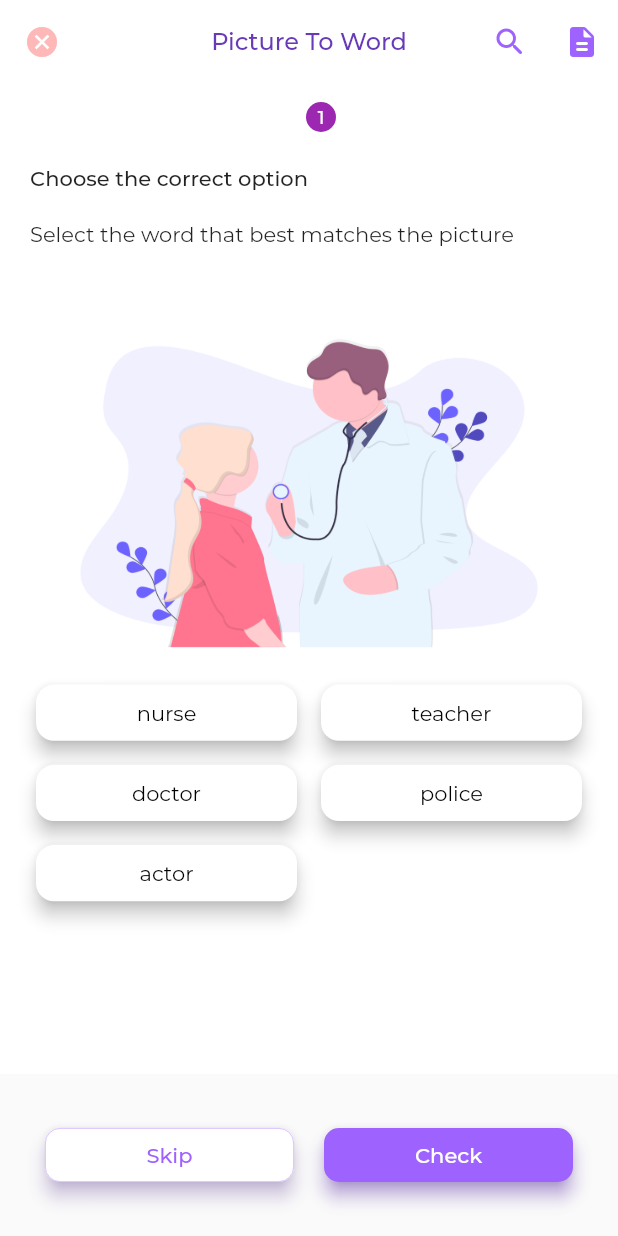
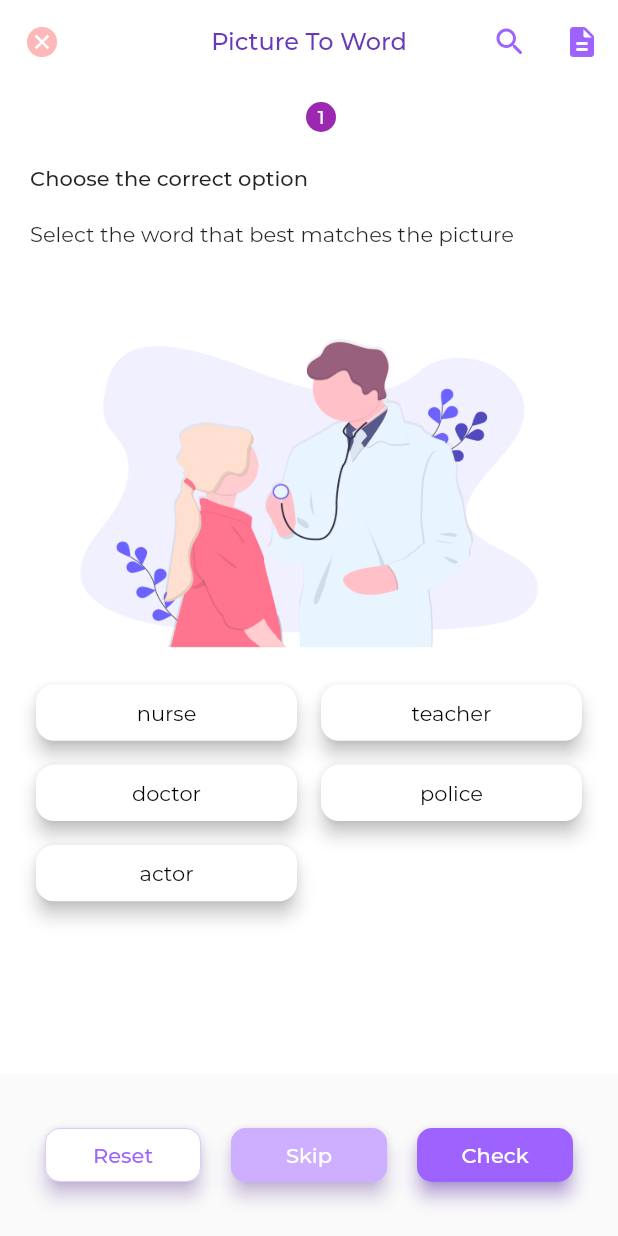
Before and after one commit to Vasha-Shikkha/mobile_application, a Flutter app: the PictureToWordView screen opened by its route, on a phone screen of 412 x 824 dp. Run offline on Flutter 3.47's test engine with Material 2 defaults, Android fonts, the phone set to English and light mode, and no system bars; our stand-ins replace flutter_spinkit, flutter_svg, font_awesome_flutter, sqflite; missing offline and left inert: flutter_animated_dialog; accounts and stored records are empty; project files that could hold a hidden picture were left out.

Commit message:
Add reset button in base exercise screen

```diff
--- a/lib/main.dart
+++ b/lib/main.dart
@@ -20,7 +20,7 @@ class MyApp extends StatelessWidget {
       theme: customThemeData,
       routes: routes,
       // initialRoute: '/login',
-      initialRoute: WordMatchingView.route,
+      initialRoute: WordToPictureView.route,
     );
   }
 }
--- a/lib/ui/base/exercise_screen.dart
+++ b/lib/ui/base/exercise_screen.dart
@@ -8,6 +8,7 @@ class ExerciseScreen extends StatefulWidget {
   final int initialSubtask;
   final Widget exercise;
   final Function onCheck;
+  final Function onReset;
   final Function onContinue;
   final Function onExplain;
 
@@ -16,6 +17,7 @@ class ExerciseScreen extends StatefulWidget {
     @required this.exerciseName,
     @required this.exercise,
     @required this.onCheck,
+    @required this.onReset,
     @required this.onContinue,
     @required this.subtaskCount,
     @required this.initialSubtask,
@@ -158,6 +160,12 @@ class _ExerciseScreenState extends State<ExerciseScreen>
           Expanded(
             child: Padding(
               padding: const EdgeInsets.all(10.0),
+              child: _buildResetButton(context),
+            ),
+          ),
+          Expanded(
+            child: Padding(
+              padding: const EdgeInsets.all(10.0),
               child: _buildSkipButton(context),
             ),
           ),
@@ -246,12 +254,40 @@ class _ExerciseScreenState extends State<ExerciseScreen>
     }
   }
 
-  OutlinedButton _buildSkipButton(BuildContext context) {
+  OutlinedButton _buildResetButton(BuildContext context) {
     return OutlinedButton(
       style: ButtonStyle(
         backgroundColor: MaterialStateProperty.all(Colors.white),
         foregroundColor:
             MaterialStateProperty.all(Theme.of(context).primaryColorDark),
+        elevation: MaterialStateProperty.all(5.0),
+        shape: MaterialStateProperty.all(
+          RoundedRectangleBorder(
+            borderRadius: BorderRadius.circular(10),
+          ),
+        ),
+        side: MaterialStateProperty.all(
+          BorderSide(
+            color: Theme.of(context).primaryColorLight,
+            width: 0.5,
+          ),
+        ),
+        shadowColor:
+            MaterialStateProperty.all(Theme.of(context).primaryColorLight),
+      ),
+      child: Text('Reset'),
+      onPressed: () {
+        widget.onReset();
+      },
+    );
+  }
+
+  OutlinedButton _buildSkipButton(BuildContext context) {
+    return OutlinedButton(
+      style: ButtonStyle(
+        backgroundColor:
+            MaterialStateProperty.all(Theme.of(context).primaryColorLight),
+        foregroundColor: MaterialStateProperty.all(Colors.white),
         elevation: MaterialStateProperty.all(5.0),
         shape: MaterialStateProperty.all(
           RoundedRectangleBorder(
--- a/lib/ui/picture_to_word/picture_to_word_view.dart
+++ b/lib/ui/picture_to_word/picture_to_word_view.dart
@@ -66,6 +66,11 @@ class _PictureToWordViewState extends State<PictureToWordView>
         String selectedAnswer =
             widget.subtasks.elementAt(_currentSubtask).options[_selectedOption];
         return selectedAnswer.compareTo(answer) == 0;
+      },
+      onReset: () {
+        setState(() {
+          _selectedOption = -1;
+        });
       },
       onContinue: () {
         if (_currentSubtask + 1 < widget.subtasks.length) {
--- a/lib/ui/word_matching/word_matching_view.dart
+++ b/lib/ui/word_matching/word_matching_view.dart
@@ -75,6 +75,12 @@ class _WordMatchingViewState extends State<WordMatchingView>
         print(answers);
         print(_blankData);
         return correct;
+      },
+      onReset: () {
+        setState(() {
+          _blankData = {};
+          _buildBlanks();
+        });
       },
       onContinue: () {
         if (_currentSubtask + 1 < widget.subtasks.length) {
--- a/lib/ui/word_to_picture/word_to_picture_view.dart
+++ b/lib/ui/word_to_picture/word_to_picture_view.dart
@@ -68,6 +68,11 @@ class _WordToPictureViewState extends State<WordToPictureView>
         String selectedAnswer =
             widget.subtasks.elementAt(_currentSubtask).options[_selectedOption];
         return selectedAnswer.compareTo(answer) == 0;
+      },
+      onReset: () {
+        setState(() {
+          _selectedOption = -1;
+        });
       },
       onContinue: () {
         if (_currentSubtask + 1 < widget.subtasks.length) {
```
